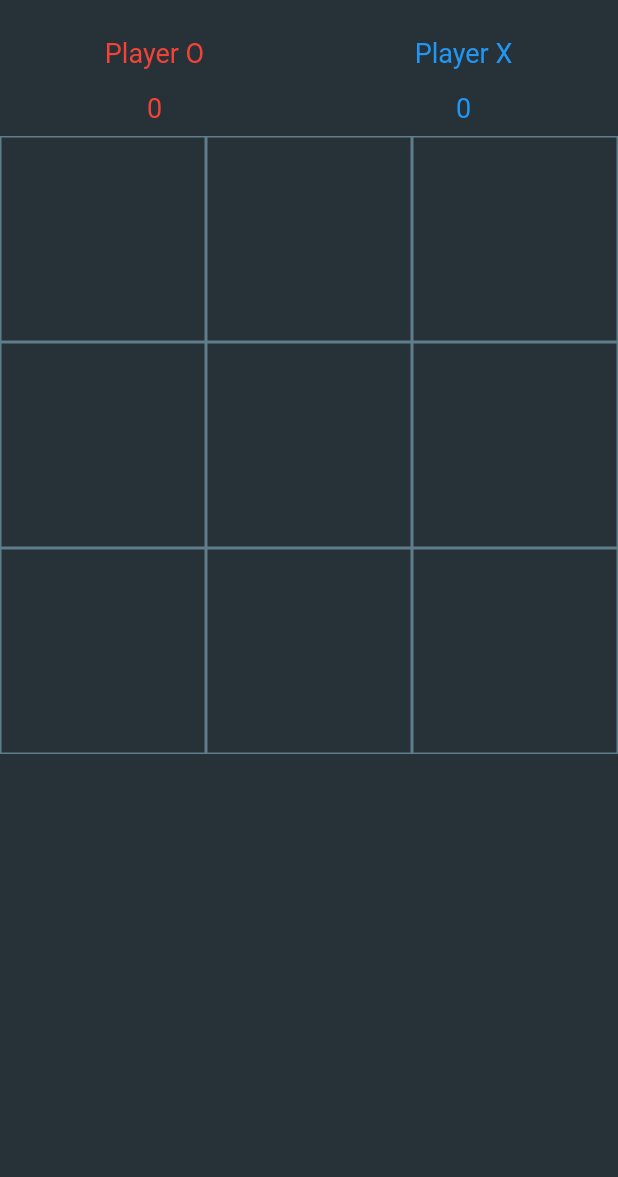
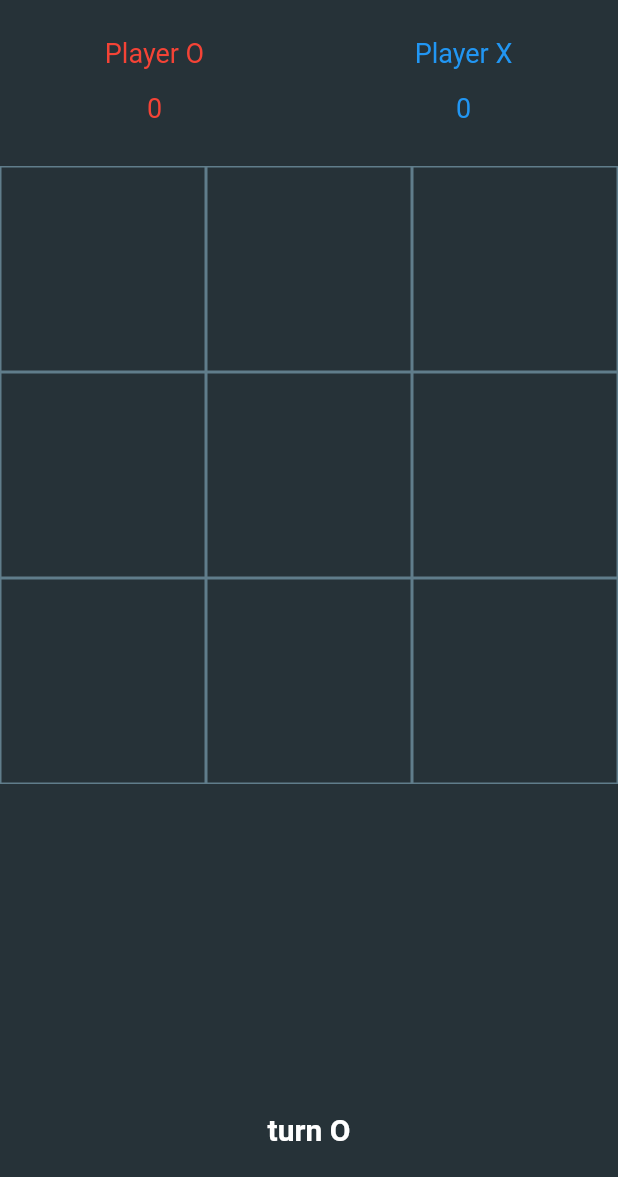
Before and after one commit to ghasemizade/Tic-Tac-Toe, a Flutter app: the screen it shows after launch, on a phone screen of 412 x 824 dp, the part 59-1236 px from its top. Run offline on Flutter 3.47's test engine with Material 2 defaults, Android fonts, the phone set to English and light mode, and no system bars.

```diff
--- a/tic_tac_toe_flutter/lib/screens/home_screen.dart
+++ b/tic_tac_toe_flutter/lib/screens/home_screen.dart
@@ -15,11 +15,31 @@ class HomeScreen extends StatelessWidget {
         title: Text('Tic Tac Toe'),
       ),
       backgroundColor: Colors.blueGrey[900],
-      body: Column(
+      body: SafeArea(
+        child: Column(
           children: [
             _getPlayerScoreBoard(),
+            SizedBox(
+              height: 20.0,
+            ),
             _getGridView(),
+            _getTurn(),
+            SizedBox(
+              height: 20.0,
+            )
           ],
+        ),
+      ),
+    );
+  }
+
+  Widget _getTurn() {
+    return Text(
+      'turn O',
+      style: TextStyle(
+        color: Colors.white,
+        fontSize: 20.0,
+        fontWeight: FontWeight.bold,
       ),
     );
   }
@@ -90,15 +110,24 @@ class HomeScreen extends StatelessWidget {
           crossAxisCount: 3,
         ),
         itemBuilder: (context, index) {
-          return Container(
+          return GestureDetector(
+            onTap: () {
+              tapped(index);
+            },
+            child: Container(
               height: 100.0,
               width: 100.0,
               decoration: BoxDecoration(
                 border: Border.all(color: Colors.blueGrey),
+              ),
             ),
           );
         },
       ),
     );
   }
+
+  void tapped(int index) {
+    print('$index');
   }
+}
```
Lines whose indentation alone changed are shown as unchanged.
